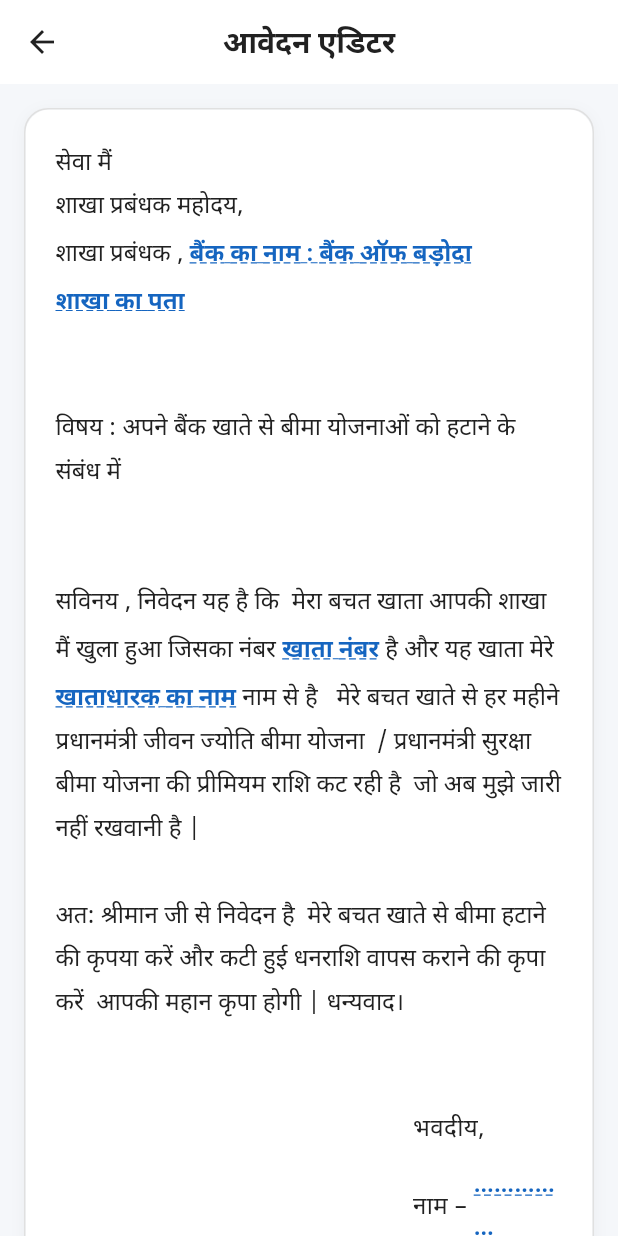
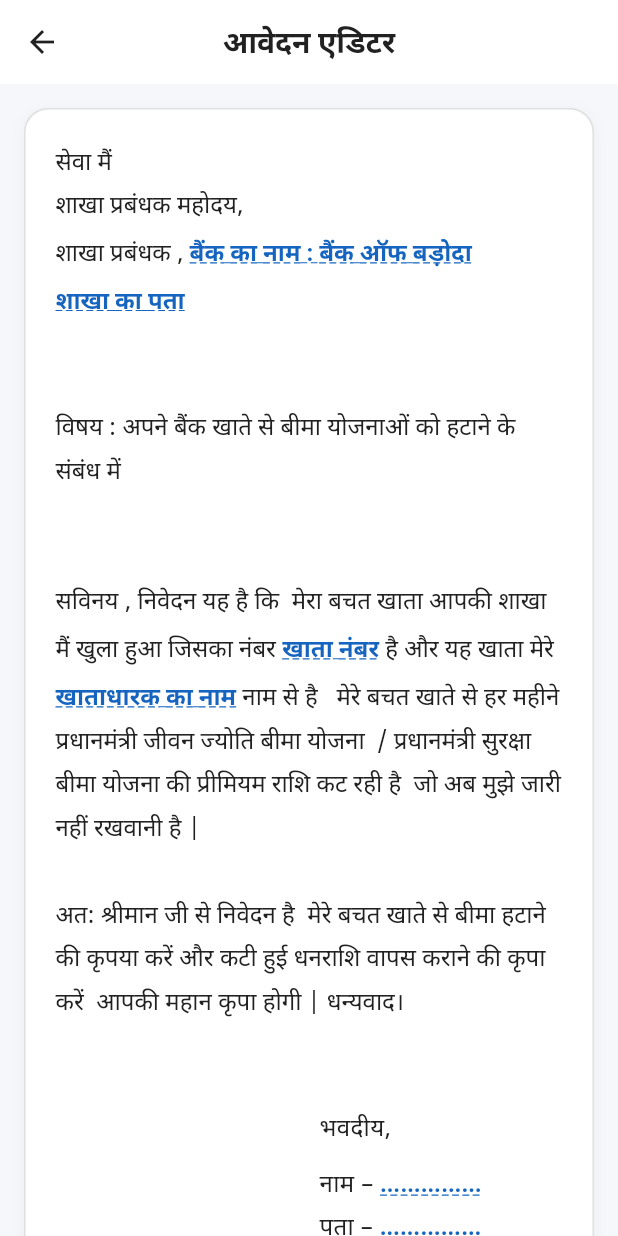
Before and after one commit to Samoon-Digital/pdftyping, a Flutter app: the ApplicationEditorScreen screen opened directly, on a phone screen of 412 x 824 dp. Run offline on Flutter 3.47's test engine with Material 3 defaults, Android fonts, the phone set to English and light mode, and no system bars; our stand-ins replace google_mobile_ads, pdf, printing, shared_preferences; missing offline and left inert: syncfusion_flutter_pdfviewer; accounts and stored records are empty.

Commit message:
layout compld for bima

```diff
--- a/lib/screens/application_editor_screen.dart
+++ b/lib/screens/application_editor_screen.dart
@@ -464,11 +464,52 @@ class _ApplicationEditorScreenState extends State<ApplicationEditorScreen> {
         // Spacing before footer (≈ 2 blank lines)
         SizedBox(height: resolvedFontSize * 1.8 * 2),
 
-        // ── Footer: date bottom-left, भवदीय+signature bottom-right ──
+        // ── Footer: भवदीय block right-aligned, then date + हस्ताक्षर row ──
+        Align(
+          alignment: Alignment.centerRight,
+          child: Column(
+            crossAxisAlignment: CrossAxisAlignment.start,
+            children: [
+              Text('भवदीय,', style: baseStyle),
+              SizedBox(height: resolvedFontSize * 0.5),
+              Row(
+                mainAxisSize: MainAxisSize.min,
+                children: [
+                  Text('नाम – ', style: baseStyle),
+                  valueText(name, '……………'),
+                ],
+              ),
+              Row(
+                mainAxisSize: MainAxisSize.min,
+                children: [
+                  Text('पता – ', style: baseStyle),
+                  valueText(address, '……………'),
+                ],
+              ),
+              Row(
+                mainAxisSize: MainAxisSize.min,
+                children: [
+                  Text('मोबाइल नंबर – ', style: baseStyle),
+                  valueText(mobile, '……………'),
+                ],
+              ),
+              Row(
+                mainAxisSize: MainAxisSize.min,
+                children: [
+                  Text('खाता संख्या – ', style: baseStyle),
+                  valueText(accNo, '……………'),
+                ],
+              ),
+            ],
+          ),
+        ),
+
+        SizedBox(height: resolvedFontSize * 1.8),
+
+        // ── Date left, हस्ताक्षर right ──
         Row(
-          crossAxisAlignment: CrossAxisAlignment.end,
+          mainAxisAlignment: MainAxisAlignment.spaceBetween,
           children: [
-            // Date — bottom-left
             RichText(
               text: TextSpan(
                 style: baseStyle,
@@ -481,48 +522,7 @@ class _ApplicationEditorScreenState extends State<ApplicationEditorScreen> {
                 ],
               ),
             ),
-            // Spacer pushes right block to right edge
-            const Spacer(),
-            // भवदीय block + signature (same column → perfect alignment)
-            Flexible(
-              child: Column(
-                crossAxisAlignment: CrossAxisAlignment.start,
-                children: [
-                  Text('भवदीय,', style: baseStyle),
-                  SizedBox(height: resolvedFontSize * 0.5),
-                  Row(
-                    mainAxisSize: MainAxisSize.min,
-                    children: [
-                      Text('नाम – ', style: baseStyle),
-                      Flexible(child: valueText(name, '……………')),
-                    ],
-                  ),
-                  Row(
-                    mainAxisSize: MainAxisSize.min,
-                    children: [
-                      Text('पता – ', style: baseStyle),
-                      Flexible(child: valueText(address, '……………')),
-                    ],
-                  ),
-                  Row(
-                    mainAxisSize: MainAxisSize.min,
-                    children: [
-                      Text('मोबाइल नंबर – ', style: baseStyle),
-                      Flexible(child: valueText(mobile, '……………')),
-                    ],
-                  ),
-                  Row(
-                    mainAxisSize: MainAxisSize.min,
-                    children: [
-                      Text('खाता संख्या – ', style: baseStyle),
-                      Flexible(child: valueText(accNo, '……………')),
-                    ],
-                  ),
-                  SizedBox(height: resolvedFontSize * 1.8),
-                  Text('हस्ताक्षर – ………………………………………', style: baseStyle),
-                ],
-              ),
-            ),
+            Flexible(child: Text('हस्ताक्षर – ………………………', style: baseStyle)),
           ],
         ),
       ],
```
